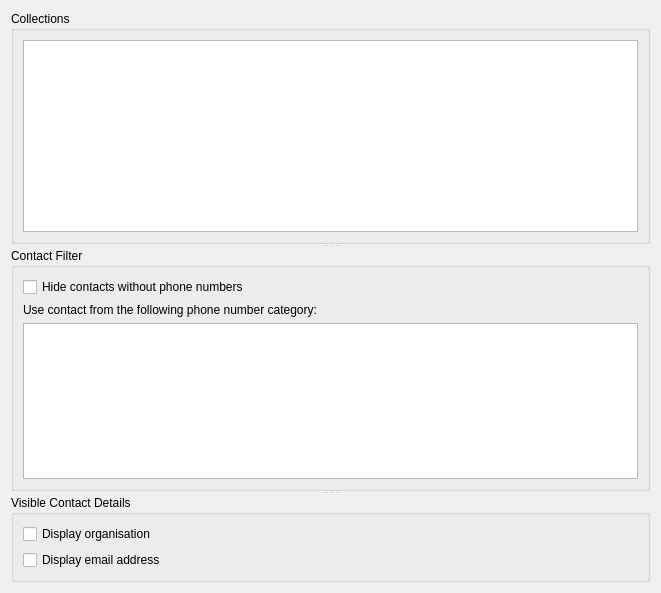
KDE/ring-kde, file src/conf/dlgaddressbookbase.ui: the form before one commit.
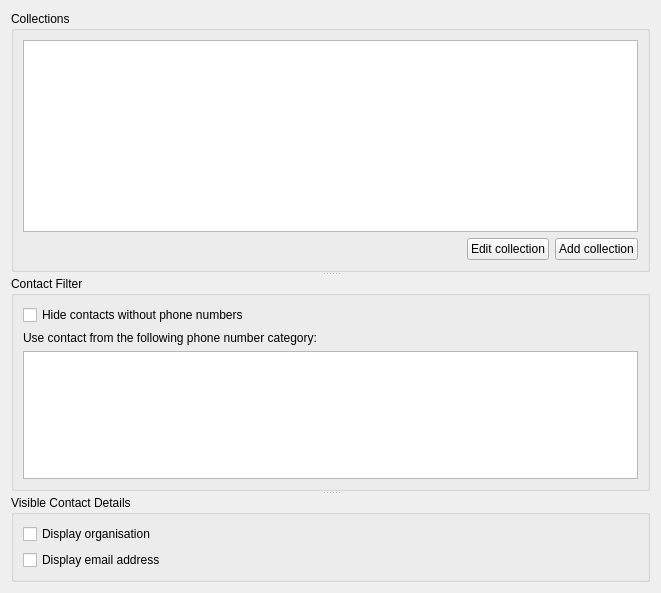
The form after the commit.

Commit message: [ #50831 ] Add buttons to add and edit an Akonadi collection

```diff
--- a/src/conf/dlgaddressbookbase.ui
+++ b/src/conf/dlgaddressbookbase.ui
@@ -40,6 +40,37 @@
          </property>
         </widget>
        </item>
+       <item>
+        <layout class="QHBoxLayout" name="horizontalLayout">
+         <item>
+          <spacer name="horizontalSpacer">
+           <property name="orientation">
+            <enum>Qt::Horizontal</enum>
+           </property>
+           <property name="sizeHint" stdset="0">
+            <size>
+             <width>40</width>
+             <height>20</height>
+            </size>
+           </property>
+          </spacer>
+         </item>
+         <item>
+          <widget class="QPushButton" name="m_pEditCollection">
+           <property name="text">
+            <string>Edit collection</string>
+           </property>
+          </widget>
+         </item>
+         <item>
+          <widget class="QPushButton" name="m_pAddCollection">
+           <property name="text">
+            <string>Add collection</string>
+           </property>
+          </widget>
+         </item>
+        </layout>
+       </item>
       </layout>
      </widget>
      <widget class="QGroupBox" name="groupBox">
```
Left out of the diff: 39 changed lines with no effect on the pictures. The commit also changes 7 other files.
